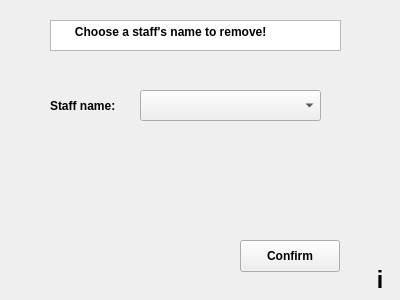
TNT57/FootballClubManagementSystem, file removestaff.ui: the form before one commit.
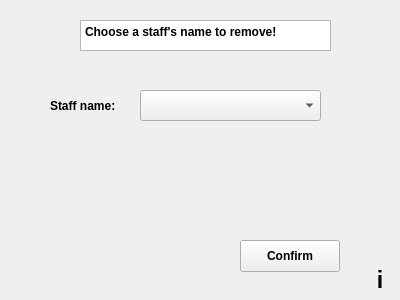
The form after the commit.

The edit to the form file:
```diff
--- a/removestaff.ui
+++ b/removestaff.ui
@@ -16,9 +16,9 @@
   <widget class="QPlainTextEdit" name="plainTextEdit">
    <property name="geometry">
     <rect>
-     <x>50</x>
+     <x>80</x>
      <y>20</y>
-     <width>291</width>
+     <width>251</width>
      <height>31</height>
     </rect>
    </property>
@@ -31,7 +31,7 @@
     <bool>true</bool>
    </property>
    <property name="plainText">
-    <string>      Choose a staff's name to remove!</string>
+    <string>Choose a staff's name to remove!</string>
    </property>
   </widget>
   <widget class="QLabel" name="label">
```
